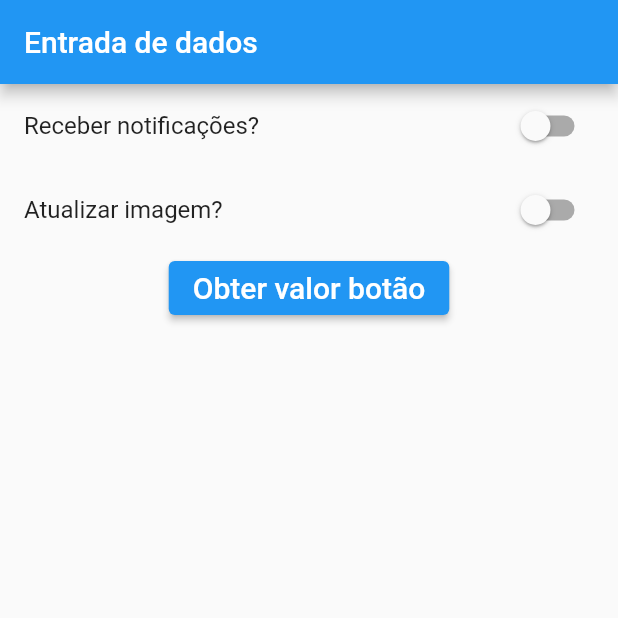
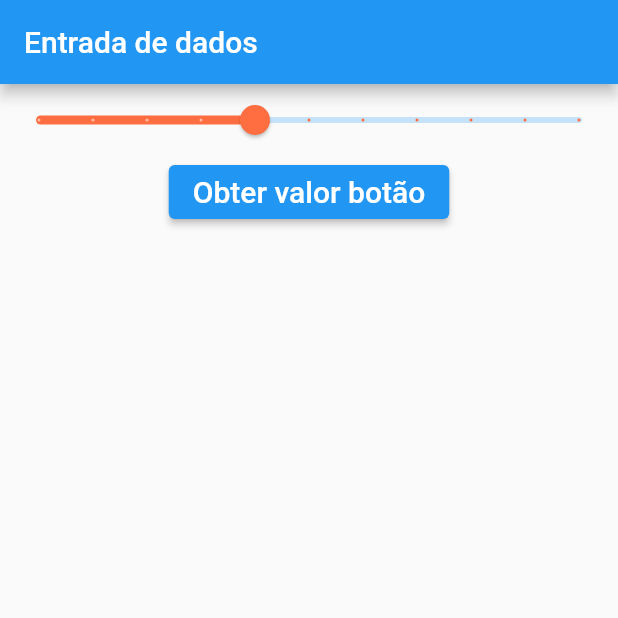
Before and after one commit to rodrigodeoliveira19/curso_flutter_udemy, a Flutter app: the screen it shows after launch, after a tap on "Obter valor botão", on a phone screen of 412 x 824 dp, the top half of it. Run offline on Flutter 3.47's test engine with Material 2 defaults, Android fonts, the phone set to English and light mode, and no system bars.

Commit message:
77 Slider

```diff
--- /dev/null
+++ b/entrada_checkbox/lib/EntradaSlider.dart
@@ -0,0 +1,50 @@
+import 'package:flutter/material.dart';
+
+class EntradaSlider extends StatefulWidget {
+  const EntradaSlider({Key? key}) : super(key: key);
+
+  @override
+  State<EntradaSlider> createState() => _EntradaSliderState();
+}
+
+class _EntradaSliderState extends State<EntradaSlider> {
+  double _valor = 4;
+  String _label = "Valor selecionado";
+
+  @override
+  Widget build(BuildContext context) {
+    return Scaffold(
+        appBar: AppBar(
+          title: Text("Entrada de dados"),
+        ),
+        body: Container(
+            child: Column(children: [
+          Slider(
+              value: _valor,
+              min: 0,
+              max: 10,
+              label: _label,
+              divisions: 10,
+              activeColor: Colors.deepOrangeAccent,
+              onChanged: (double newValue) {
+                setState(() {
+                  _valor = newValue;
+                  _label = "Valor selecionado "+_valor.toString();
+                });
+              }),
+          ElevatedButton(
+            onPressed: () {
+              print("Valor Switch Receber notificações: " +
+                  _valor.toString());
+            },
+            child: Text(
+              "Obter valor botão",
+              style: TextStyle(fontSize: 20),
+            ),
+            style: ElevatedButton.styleFrom(
+              backgroundColor: Colors.blue,
+            ),
+          )
+        ])));
+  }
+}
--- a/entrada_checkbox/lib/main.dart
+++ b/entrada_checkbox/lib/main.dart
@@ -3,12 +3,14 @@ import 'package:flutter/material.dart';
 
 import 'EntradaCheckBox.dart';
 import 'EntradaRadioButton.dart';
+import 'EntradaSlider.dart';
 import 'EntradaSwitch.dart';
 
 void main() {
   runApp(const MaterialApp(
     //home: EntradaCheckBox(),
     //home: EntradaRadioButton(),
-    home: EntradaSwitch(),
+    //home: EntradaSwitch(),
+    home: EntradaSlider(),
   ));
 }
```
